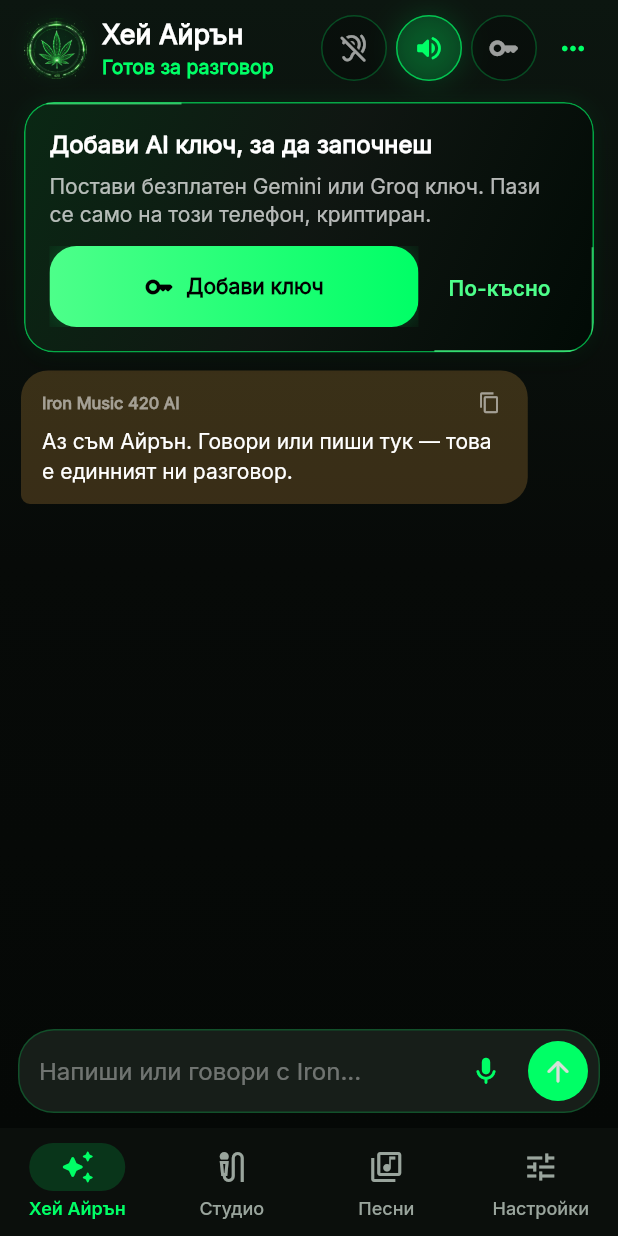
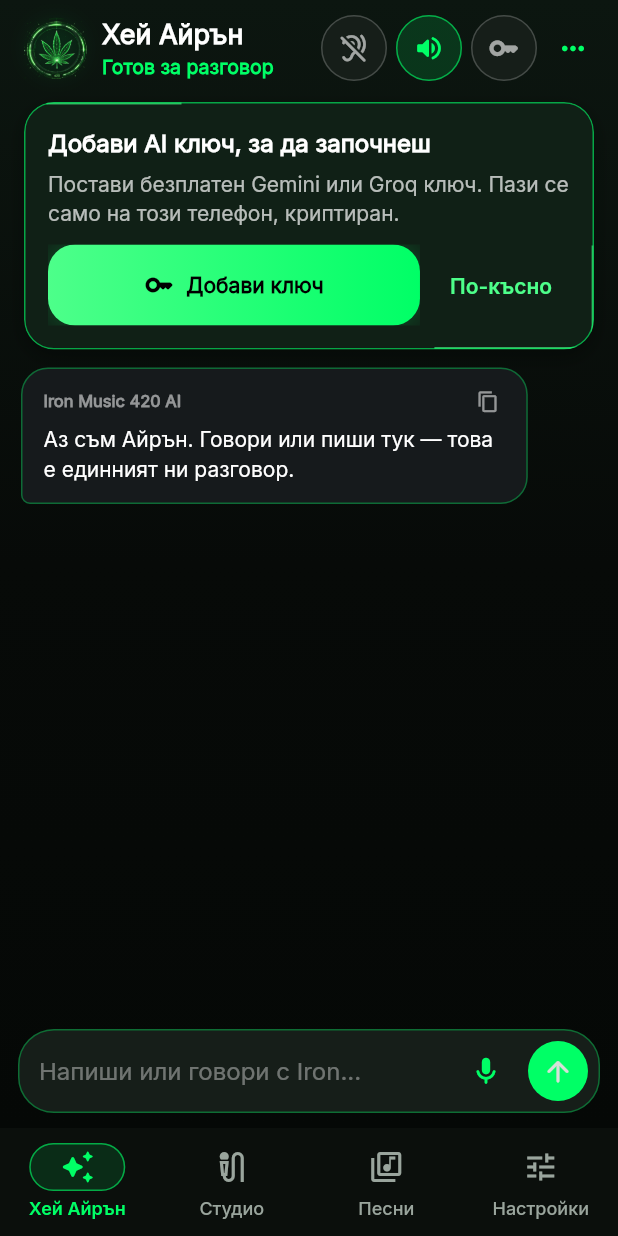
Before and after one commit to dimitrovmilan64-alt/iron-music-420-ai, a Flutter app: the screen it shows after launch, after a tap on "Пропусни", on a phone screen of 412 x 824 dp. Run offline on Flutter 3.47's test engine with Material 3 defaults, Android fonts, the phone set to English and light mode, and no system bars; our stand-ins replace flutter_secure_storage, flutter_tts, share_plus, shared_preferences.

Commit message:
Polish the Phase 2 UI with crisp 1px outlines and clearer surface layers.
Replace the muddy brown assistant bubble with a graphite surface and a green accent edge, give user bubbles a green tint and border, and apply the same outlined, layered look to the composer, header actions, NavigationBar, cards, chips, Studio, Songs, Settings, and onboarding.

```diff
--- a/lib/main.dart
+++ b/lib/main.dart
@@ -207,7 +207,14 @@ class _MainScreenState extends State<MainScreen> with WidgetsBindingObserver {
     return Scaffold(
       resizeToAvoidBottomInset: true,
       body: IndexedStack(index: _currentIndex, children: _pages),
-      bottomNavigationBar: NavigationBar(
+      bottomNavigationBar: DecoratedBox(
+        decoration: const BoxDecoration(
+          color: Color(0xFF0B0F0C),
+          border: Border(
+            top: BorderSide(color: ironOutline, width: 1),
+          ),
+        ),
+        child: NavigationBar(
         selectedIndex: _currentIndex,
         onDestinationSelected: _selectTab,
         destinations: const [
@@ -233,6 +240,7 @@ class _MainScreenState extends State<MainScreen> with WidgetsBindingObserver {
           ),
         ],
       ),
+      ),
     );
   }
 }
--- a/lib/pages/chat_page.dart
+++ b/lib/pages/chat_page.dart
@@ -36,6 +36,7 @@ class _ChatPageState extends State<ChatPage>
       'Аз съм Айрън. Говори или пиши тук — това е единният ни разговор.';
 
   final TextEditingController _messageController = TextEditingController();
+  final FocusNode _composerFocus = FocusNode();
   late final TextEditingController _apiKeyController;
   late final TextEditingController _backupApiKeyController;
   late final TextEditingController _backupBaseUrlController;
@@ -63,6 +64,9 @@ class _ChatPageState extends State<ChatPage>
   void initState() {
     super.initState();
     WidgetsBinding.instance.addObserver(this);
+    _composerFocus.addListener(() {
+      if (mounted) setState(() {});
+    });
     widget.store.addListener(_handleStoreChange);
     _coreController = AnimationController(
       vsync: this,
@@ -119,6 +123,7 @@ class _ChatPageState extends State<ChatPage>
     _automation.setNativeSpeechPartialListener(null);
     _automation.cancelNativeSpeechRecognition();
     _gemini.dispose();
+    _composerFocus.dispose();
     _messageController.dispose();
     _apiKeyController.dispose();
     _backupApiKeyController.dispose();
@@ -1047,19 +1052,14 @@ class _ChatPageState extends State<ChatPage>
             decoration: BoxDecoration(
               shape: BoxShape.circle,
               color: active
-                  ? ironGreen.withOpacity(0.16)
-                  : Colors.black.withOpacity(0.28),
+                  ? ironGreen.withValues(alpha: 0.14)
+                  : ironSurfaceHigh,
               border: Border.all(
-                color: ironGreen.withOpacity(active ? 0.68 : 0.25),
+                width: 1,
+                color: active
+                    ? ironOutlineStrong
+                    : ironOutlineMuted,
               ),
-              boxShadow: active
-                  ? [
-                      BoxShadow(
-                        color: ironGreen.withOpacity(0.16),
-                        blurRadius: 16,
-                      ),
-                    ]
-                  : null,
             ),
             child: Icon(
               icon,
@@ -1281,7 +1281,13 @@ class _ChatPageState extends State<ChatPage>
               decoration: BoxDecoration(
                 color: ironSurfaceHigh,
                 borderRadius: BorderRadius.circular(24),
-                border: Border.all(color: ironGreen.withValues(alpha: 0.22)),
+                border: Border.all(
+                  width: 1,
+                  color: _composerFocus.hasFocus
+                      ? ironOutlineStrong
+                      : ironOutline,
+                ),
+                boxShadow: ironFocusGlow(_composerFocus.hasFocus),
               ),
               child: Padding(
                 padding: const EdgeInsets.fromLTRB(14, 4, 4, 4),
@@ -1290,6 +1296,7 @@ class _ChatPageState extends State<ChatPage>
                   children: [
                     Expanded(
                       child: TextField(
+                        focusNode: _composerFocus,
                         controller: _messageController,
                         minLines: 1,
                         maxLines: 4,
@@ -1422,11 +1429,18 @@ class _ChatBubble extends StatelessWidget {
   Widget build(BuildContext context) {
     final alignment =
         message.isUser ? Alignment.centerRight : Alignment.centerLeft;
-    final color = message.isUser
-        ? ironGreen.withValues(alpha: 0.16)
-        : message.isLocalNotice
-            ? const Color(0x33FFB74D)
-            : ironSurfaceHigh;
+    final Color fill;
+    final Color outline;
+    if (message.isUser) {
+      fill = ironUserFill;
+      outline = ironOutlineStrong;
+    } else if (message.isLocalNotice) {
+      fill = ironGraphite;
+      outline = ironOutline;
+    } else {
+      fill = ironGraphite;
+      outline = const Color(0x6600FF66);
+    }
     final radius = BorderRadius.only(
       topLeft: const Radius.circular(18),
       topRight: const Radius.circular(18),
@@ -1443,8 +1457,9 @@ class _ChatBubble extends StatelessWidget {
           maxWidth: MediaQuery.sizeOf(context).width * 0.82,
         ),
         decoration: BoxDecoration(
-          color: color,
+          color: fill,
           borderRadius: radius,
+          border: Border.all(color: outline, width: 1),
         ),
         child: Column(
           crossAxisAlignment: CrossAxisAlignment.start,
--- a/lib/pages/onboarding_page.dart
+++ b/lib/pages/onboarding_page.dart
@@ -94,6 +94,7 @@ class _OnboardingPageState extends State<OnboardingPage> {
                             decoration: BoxDecoration(
                               color: ironGreen.withValues(alpha: 0.12),
                               shape: BoxShape.circle,
+                              border: Border.all(color: ironOutline, width: 1),
                             ),
                             child: Icon(page.icon, color: ironGreen, size: 40),
                           ),
@@ -127,8 +128,12 @@ class _OnboardingPageState extends State<OnboardingPage> {
                     decoration: BoxDecoration(
                       color: selected
                           ? ironGreen
-                          : Colors.white.withValues(alpha: 0.18),
+                          : Colors.transparent,
                       borderRadius: BorderRadius.circular(8),
+                      border: Border.all(
+                        width: 1,
+                        color: selected ? ironGreen : ironOutlineMuted,
+                      ),
                     ),
                   );
                 }),
--- a/lib/pages/songs_page.dart
+++ b/lib/pages/songs_page.dart
@@ -536,7 +536,7 @@ class _SongProjectCard extends StatelessWidget {
               decoration: BoxDecoration(
                 color: Colors.black.withOpacity(0.22),
                 borderRadius: BorderRadius.circular(13),
-                border: Border.all(color: ironGreen.withOpacity(0.12)),
+                border: const Border.fromBorderSide(BorderSide(color: ironOutline, width: 1)),
               ),
               child: Text(
                 preview,
--- a/lib/theme/iron_theme.dart
+++ b/lib/theme/iron_theme.dart
@@ -4,10 +4,53 @@ const ironGreen = Color(0xFF00FF66);
 const ironGreenSoft = Color(0xFF4DFF8A);
 const ironGreenDeep = Color(0xFF00A852);
 const ironDark = Color(0xFF070A08);
-const ironSurface = Color(0xFF101612);
-const ironSurfaceHigh = Color(0xFF171E19);
-const ironLine = Color(0xFF1C3A28);
+const ironSurface = Color(0xFF0E1511);
+const ironSurfaceHigh = Color(0xFF161E19);
+const ironLine = Color(0xFF2A4A36);
 const ironMuted = Color(0xFF9AA59D);
+const ironGraphite = Color(0xFF161A1C);
+const ironUserFill = Color(0xFF0F2A1A);
+const ironOutline = Color(0x5900FF66);
+const ironOutlineStrong = Color(0x9900FF66);
+const ironOutlineMuted = Color(0x33FFFFFF);
+
+BorderSide ironBorderSide({bool accent = false, bool strong = false}) {
+  final color = strong
+      ? ironOutlineStrong
+      : accent
+          ? ironOutline
+          : ironOutlineMuted;
+  return BorderSide(color: color, width: 1);
+}
+
+Border ironBorder({bool accent = false, bool strong = false}) {
+  return Border.fromBorderSide(ironBorderSide(accent: accent, strong: strong));
+}
+
+List<BoxShadow> ironFocusGlow(bool focused) {
+  if (!focused) return const <BoxShadow>[];
+  return const [
+    BoxShadow(
+      color: Color(0x3300FF66),
+      blurRadius: 12,
+      spreadRadius: 0,
+    ),
+  ];
+}
+
+BoxDecoration ironPanelDecoration({
+  BorderRadius? radius,
+  bool raised = false,
+  bool accent = false,
+  bool focused = false,
+}) {
+  return BoxDecoration(
+    color: raised ? ironSurfaceHigh : ironSurface,
+    borderRadius: radius ?? BorderRadius.circular(IronRadii.md),
+    border: ironBorder(accent: accent || focused, strong: focused),
+    boxShadow: ironFocusGlow(focused),
+  );
+}
 
 class IronSpacing {
   static const double xs = 6;
@@ -111,13 +154,18 @@ ThemeData ironTheme() {
       elevation: 0,
       titleTextStyle: textTheme.titleLarge,
     ),
-    dividerColor: Colors.white.withValues(alpha: 0.08),
+    dividerColor: ironLine,
+    dividerTheme: const DividerThemeData(
+      color: ironLine,
+      thickness: 1,
+      space: 24,
+    ),
     popupMenuTheme: PopupMenuThemeData(
       color: ironSurfaceHigh,
       textStyle: textTheme.bodyMedium,
       shape: RoundedRectangleBorder(
         borderRadius: BorderRadius.circular(IronRadii.md),
-        side: BorderSide(color: ironGreen.withValues(alpha: 0.18)),
+        side: const BorderSide(color: ironOutline, width: 1),
       ),
     ),
     dialogTheme: DialogThemeData(
@@ -126,6 +174,7 @@ ThemeData ironTheme() {
       contentTextStyle: textTheme.bodyMedium?.copyWith(color: ironMuted),
       shape: RoundedRectangleBorder(
         borderRadius: BorderRadius.circular(IronRadii.lg),
+        side: const BorderSide(color: ironOutline, width: 1),
       ),
     ),
     bottomSheetTheme: const BottomSheetThemeData(
@@ -180,18 +229,32 @@ ThemeData ironTheme() {
       hintStyle: textTheme.bodyMedium?.copyWith(color: Colors.white38),
       enabledBorder: OutlineInputBorder(
         borderRadius: BorderRadius.circular(17),
-        borderSide: BorderSide(color: ironGreen.withValues(alpha: 0.22)),
+        borderSide: const BorderSide(color: ironOutline, width: 1),
       ),
       focusedBorder: OutlineInputBorder(
         borderRadius: BorderRadius.circular(17),
-        borderSide: const BorderSide(color: ironGreen, width: 1.5),
+        borderSide: const BorderSide(color: ironOutlineStrong, width: 1),
       ),
+    ),
+    chipTheme: ChipThemeData(
+      backgroundColor: ironSurface,
+      selectedColor: ironGreen.withValues(alpha: 0.16),
+      side: const BorderSide(color: ironOutline, width: 1),
+      shape: RoundedRectangleBorder(
+        borderRadius: BorderRadius.circular(IronRadii.pill),
+      ),
+      labelStyle: textTheme.labelMedium?.copyWith(color: Colors.white),
+      padding: const EdgeInsets.symmetric(horizontal: 8, vertical: 2),
     ),
     navigationBarTheme: NavigationBarThemeData(
       backgroundColor: const Color(0xFF0B0F0C),
       elevation: 0,
       height: 72,
-      indicatorColor: ironGreen.withValues(alpha: 0.16),
+      indicatorColor: ironGreen.withValues(alpha: 0.12),
+      indicatorShape: RoundedRectangleBorder(
+        borderRadius: BorderRadius.circular(18),
+        side: const BorderSide(color: ironOutlineStrong, width: 1),
+      ),
       iconTheme: WidgetStateProperty.resolveWith((states) {
         final selected = states.contains(WidgetState.selected);
         return IconThemeData(color: selected ? ironGreen : ironMuted, size: 24);
--- a/lib/ui/common_widgets.dart
+++ b/lib/ui/common_widgets.dart
@@ -190,42 +190,25 @@ class IronCard extends StatelessWidget {
         borderRadius: radius,
         boxShadow: [
           BoxShadow(
-            color: Colors.black.withValues(alpha: 0.28),
-            blurRadius: 12,
-            offset: const Offset(0, 6),
+            color: Colors.black.withValues(alpha: 0.32),
+            blurRadius: 10,
+            offset: const Offset(0, 5),
           ),
-          if (bright)
-            BoxShadow(
-              color: ironGreen.withValues(alpha: 0.08),
-              blurRadius: 10,
-            ),
         ],
       ),
-      child: ClipRRect(
-        borderRadius: radius,
+      child: Material(
+        color: bright ? const Color(0xFF102016) : ironSurfaceHigh,
+        shape: RoundedRectangleBorder(
+          borderRadius: radius,
+          side: ironBorderSide(accent: true, strong: bright),
+        ),
+        clipBehavior: Clip.antiAlias,
         child: CustomPaint(
           foregroundPainter: _PanelAccentPainter(
             color: bright ? ironGreenSoft : ironGreen,
           ),
-          child: Container(
+          child: Padding(
             padding: padding,
-            decoration: BoxDecoration(
-              borderRadius: radius,
-              gradient: LinearGradient(
-                begin: Alignment.topLeft,
-                end: Alignment.bottomRight,
-                colors: [
-                  bright
-                      ? const Color(0xFF0A2814).withOpacity(0.98)
-                      : ironPanelRaised.withOpacity(0.96),
-                  ironPanel.withOpacity(0.97),
-                  const Color(0xFF010A05).withOpacity(0.98),
-                ],
-              ),
-              border: Border.all(
-                color: ironGreen.withOpacity(bright ? 0.62 : 0.34),
-              ),
-            ),
             child: child,
           ),
         ),
@@ -448,11 +431,12 @@ class NeonPill extends StatelessWidget {
       padding: const EdgeInsets.symmetric(horizontal: 10, vertical: 6),
       decoration: BoxDecoration(
         color: active
-            ? ironGreen.withOpacity(0.15)
-            : Colors.black.withOpacity(0.28),
+            ? ironGreen.withValues(alpha: 0.14)
+            : ironSurface,
         borderRadius: BorderRadius.circular(999),
         border: Border.all(
-          color: ironGreen.withOpacity(active ? 0.7 : 0.28),
+          width: 1,
+          color: ironGreen.withValues(alpha: active ? 0.75 : 0.38),
         ),
       ),
       child: Row(
```
Also changed, not shown: 1 other file.
